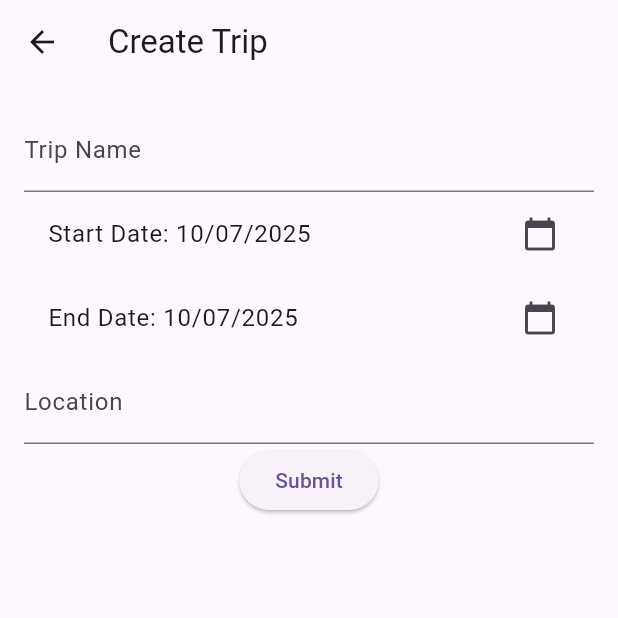
After one commit to Reillyhewitson/trip-planner, a Flutter app: the screen it shows after launch, after a tap on the "flight takeoff" icon, on a phone screen of 412 x 824 dp, the top half of it. The commit adds this screen. Run offline on Flutter 3.47's test engine with Material 3 defaults, Android fonts, the phone set to English and light mode, and no system bars; our stand-ins replace sqflite; accounts and stored records are empty.

Commit message:
Add trip creation

```diff
--- /dev/null
+++ b/trip_planner/lib/data_classes/trip.dart
@@ -0,0 +1,81 @@
+import 'dart:async';
+
+import 'package:flutter/widgets.dart';
+import 'package:path/path.dart';
+import 'package:sqflite/sqflite.dart';
+
+class Trip {
+  final int id;
+  final String name;
+  final DateTime start;
+  final DateTime end;
+  final String location;
+
+  const Trip({
+    required this.id,
+    required this.name,
+    required this.start,
+    required this.end,
+    required this.location,
+  });
+
+  Map<String, Object?> toMap() {
+    return {
+      'id': id,
+      'name': name,
+      'start': start.toIso8601String(),
+      'end': end.toIso8601String(),
+      'location': location,
+    };
+  }
+
+  @override
+  String toString() {
+    return 'Trip{id: $id, name: $name, start: $start, end: $end, location: $location}';
+  }
+}
+
+
+Future<void> insertTrip(Trip trip) async {
+  final db = await openDatabase(join(await getDatabasesPath(), 'tripdb.db'));
+
+  await db.insert(
+    'trips',
+    trip.toMap()..remove("id"), // Remove id to let the database auto-generate it
+    conflictAlgorithm: ConflictAlgorithm.replace,
+  );
+}
+
+Future<List<Trip>> getTrips() async {
+  final db = await openDatabase(join(await getDatabasesPath(), 'tripdb.db'));
+  final List<Map<String, dynamic>> maps = await db.query('trips');
+
+  return List.generate(maps.length, (i) {
+    return Trip(
+      id: maps[i]['id'],
+      name: maps[i]['name'],
+      start: DateTime.parse(maps[i]['start']),
+      end: DateTime.parse(maps[i]['end']),
+      location: maps[i]['location'],
+    );
+  });
+}
+
+Future<void> updateTrip(Trip trip) async {
+  final db = await openDatabase(join(await getDatabasesPath(), 'tripdb.db'));
+  await db.update(
+    'trips',
+    trip.toMap(),
+    where: 'id = ?',
+    whereArgs: [trip.id],
+  );
+}
+
+Future<void> deleteTrip(int id) async {
+  final db = await openDatabase(join(await getDatabasesPath(), 'tripdb.db'));
+  await db.delete(
+    'trips',
+    where: 'id = ?',
+    whereArgs: [id],
+  );
+}
--- a/trip_planner/lib/main.dart
+++ b/trip_planner/lib/main.dart
@@ -1,6 +1,36 @@
+import 'dart:async';
+
 import 'package:flutter/material.dart';
+import 'package:path/path.dart';
+import 'package:sqflite/sqflite.dart';
+import 'package:intl/intl.dart';
+import 'package:intl/date_symbol_data_local.dart';
+import 'package:trip_planner/data_classes/trip.dart';
+import 'package:trip_planner/trip_create/trip_create.dart';
 
-void main() {
+void main() async {
+  // Avoid errors caused by flutter upgrade.
+  // Importing 'package:flutter/widgets.dart' is required.
+  WidgetsFlutterBinding.ensureInitialized();
+  // Open the database and store the reference.
+  final database = openDatabase(
+    // Set the path to the database. Note: Using the `join` function from the
+    // `path` package is best practice to ensure the path is correctly
+    // constructed for each platform.
+    join(await getDatabasesPath(), 'tripdb.db'),
+
+    onCreate: (db, version) {
+      return db.execute(
+        'CREATE TABLE trips(id INTEGER PRIMARY KEY, name TEXT, start TEXT, end TEXT, location TEXT)',
+      );
+    },
+    version: 1,
+  );
+  Intl.defaultLocale = "en_GB";
+  initializeDateFormatting(Intl.defaultLocale, null);
+  // await findSystemLocale();
+
+  print(await getTrips());
   runApp(const MyApp());
 }
 
@@ -11,7 +41,7 @@ class MyApp extends StatelessWidget {
   @override
   Widget build(BuildContext context) {
     return MaterialApp(
-      title: 'Flutter Demo',
+      title: 'Trip Planner',
       theme: ThemeData(
         // This is the theme of your application.
         //
@@ -30,7 +60,7 @@ class MyApp extends StatelessWidget {
         // tested with just a hot reload.
         colorScheme: ColorScheme.fromSeed(seedColor: Colors.deepPurple),
       ),
-      home: const MyHomePage(title: 'Flutter Demo Home Page'),
+      home: const MyHomePage(title: 'Trip Planner'),
     );
   }
 }
@@ -54,18 +84,22 @@ class MyHomePage extends StatefulWidget {
 }
 
 class _MyHomePageState extends State<MyHomePage> {
-  int _counter = 0;
+  List<Trip> _allTrips = [];
 
-  void _incrementCounter() {
+  @override
+  void initState() {
+    super.initState();
+    _loadTrips();
+  }
+
+  Future<void> _loadTrips() async {
+    final trips = await getTrips();
     setState(() {
-      // This call to setState tells the Flutter framework that something has
-      // changed in this State, which causes it to rerun the build method below
-      // so that the display can reflect the updated values. If we changed
-      // _counter without calling setState(), then the build method would not be
-      // called again, and so nothing would appear to happen.
-      _counter++;
+      _allTrips = trips;
     });
   }
+
+
 
   @override
   Widget build(BuildContext context) {
@@ -75,14 +109,10 @@ class _MyHomePageState extends State<MyHomePage> {
     // The Flutter framework has been optimized to make rerunning build methods
     // fast, so that you can just rebuild anything that needs updating rather
     // than having to individually change instances of widgets.
+
     return Scaffold(
       appBar: AppBar(
-        // TRY THIS: Try changing the color here to a specific color (to
-        // Colors.amber, perhaps?) and trigger a hot reload to see the AppBar
-        // change color while the other colors stay the same.
         backgroundColor: Theme.of(context).colorScheme.inversePrimary,
-        // Here we take the value from the MyHomePage object that was created by
-        // the App.build method, and use it to set our appbar title.
         title: Text(widget.title),
       ),
       body: Center(
@@ -102,20 +132,31 @@ class _MyHomePageState extends State<MyHomePage> {
           // TRY THIS: Invoke "debug painting" (choose the "Toggle Debug Paint"
           // action in the IDE, or press "p" in the console), to see the
           // wireframe for each widget.
-          mainAxisAlignment: MainAxisAlignment.center,
+          mainAxisAlignment: MainAxisAlignment.start,
           children: <Widget>[
-            const Text('You have pushed the button this many times:'),
-            Text(
-              '$_counter',
-              style: Theme.of(context).textTheme.headlineMedium,
-            ),
+            ListView.builder(itemCount: _allTrips.length, shrinkWrap: true, itemBuilder: (context, index) {
+              final trip = _allTrips[index];
+              return ListTile(
+                title: Text(trip.name),
+                subtitle: Text('From ${DateFormat.yMd().format(trip.start)} to ${DateFormat.yMd().format(trip.end)}'),
+                onTap: () {
+                  // Handle tap on the trip item.
+                  print('Tapped on trip ${trip.id}');
+                },
+              );
+            })
           ],
         ),
       ),
       floatingActionButton: FloatingActionButton(
-        onPressed: _incrementCounter,
-        tooltip: 'Increment',
-        child: const Icon(Icons.add),
+        onPressed: () {
+          Navigator.push(
+            context,
+            MaterialPageRoute<void>(builder: (context) => const TripCreate()),
+          ).then((_) => _loadTrips());
+        },
+        tooltip: 'Create Trip',
+        child: const Icon(Icons.flight_takeoff),
       ), // This trailing comma makes auto-formatting nicer for build methods.
     );
   }
--- /dev/null
+++ b/trip_planner/lib/trip_create/trip_create.dart
@@ -0,0 +1,133 @@
+import 'package:flutter/material.dart';
+import "package:trip_planner/data_classes/trip.dart";
+import 'package:intl/intl.dart';
+
+class TripCreateForm extends StatefulWidget {
+  const TripCreateForm({super.key});
+
+  @override
+  TripCreateFormState createState() {
+    return TripCreateFormState();
+  }
+}
+
+class TripCreateFormState extends State<TripCreateForm> {
+  final _formkey = GlobalKey<FormState>();
+
+  final name = TextEditingController();
+  final location = TextEditingController();
+  DateTime start = DateTime.now();
+  DateTime end = DateTime.now();
+
+  @override
+  Widget build(BuildContext context) {
+    return Form( key: _formkey, child: Column(
+      children: <Widget>[
+        TextFormField(
+          key: Key("name"),
+          decoration: InputDecoration(labelText: 'Trip Name'),
+          validator: (value) {
+            if (value == null || value.isEmpty) {
+              return 'Please enter a trip name';
+            }
+            return null;
+          },
+          controller: name,
+        ),
+        ListTile(
+          key: Key("start"),
+          title: Text("Start Date: ${DateFormat.yMd().format(start)}"),
+          trailing: Icon(Icons.calendar_today),
+          onTap: () async {
+            final DateTime? picked = await showDatePicker(
+              context: context,
+              initialDate: start,
+              firstDate: DateTime(2000),
+              lastDate: DateTime(2100),
+            );
+            if (picked != null && picked != start) {
+              setState(() {
+                start = picked;
+              });
+            }
+          },
+        ),
+        ListTile(
+          key: Key("end"),
+          title: Text("End Date: ${DateFormat.yMd().format(end)}"),
+          trailing: Icon(Icons.calendar_today),
+          onTap: () async {
+            final DateTime? picked = await showDatePicker(
+              context: context,
+              initialDate: end,
+              firstDate: DateTime(2000), // Ensure end date is after start date
+              lastDate: DateTime(2100),
+            );
+            if (picked != null && picked != end) {
+              setState(() {
+                end = picked;
+              });
+            }
+          },
+        ),
+        TextFormField(
+          key: Key("location"),
+          decoration: InputDecoration(labelText: 'Location'),
+          validator: (value) {
+            if (value == null || value.isEmpty) {
+              return 'Please enter a location';
+            }
+            return null;
+          },
+          controller: location,
+        ),
+        ElevatedButton(
+          onPressed: () {
+            if (_formkey.currentState!.validate()) {
+              _formkey.currentState!.save();
+              // Process the data.
+              final trip = Trip(
+                id: 0, // This will be set by the database
+                name: name.text,
+                start: start,
+                end: end,
+                location: location.text,
+              );
+              ScaffoldMessenger.of(context).showSnackBar(
+                const SnackBar(content: Text('Processing Data')),
+              );
+              insertTrip(trip).then((_) {
+                Navigator.pop(context);
+              }).catchError((error) {
+                ScaffoldMessenger.of(context).showSnackBar(
+                  SnackBar(content: Text('Error: $error')),
+                );
+              });
+            }
+          },
+          child: const Text('Submit'),
+        ),
+      ],
+    ),
+    );
+  }
+}
+
+class TripCreate extends StatelessWidget {
+  const TripCreate({super.key});
+
+  @override
+  Widget build(BuildContext context) {
+    return Scaffold(
+      appBar: AppBar(
+        title: const Text('Create Trip'),
+      ),
+      body: Padding(
+        padding: const EdgeInsets.all(16.0),
+        child: Center(
+          child: TripCreateForm(),
+        ),
+      ),
+    );
+  }
+}
--- a/trip_planner/pubspec.yaml
+++ b/trip_planner/pubspec.yaml
@@ -36,6 +36,8 @@ dependencies:
   cupertino_icons: ^1.0.8
   sqflite: ^2.4.2
   path: ^1.9.1
+  intl: ^0.20.2
+  web: 0.5.0
 
 dev_dependencies:
   flutter_test:
```
Also changed, not shown: trip_planner/lib/data_classes/activity.dart (added), 1 other file.
